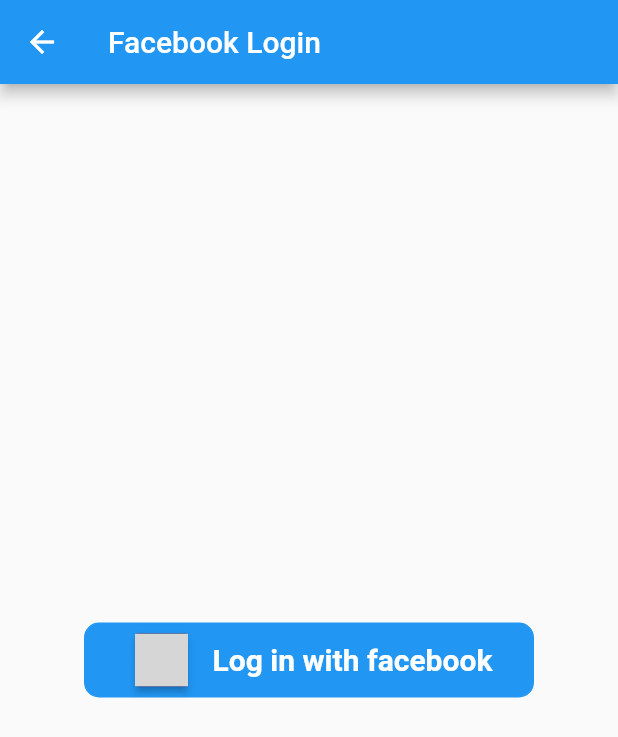
After one commit to dorstern3/LoginUser-App, a Flutter app: the FacebookLogin screen opened directly, after a tap on "Log in with facebook", on a phone screen of 412 x 824 dp. The commit adds this screen. Shown: the top 737 px of the screen. Run offline on Flutter 3.47's test engine with Material 2 defaults, Android fonts, the phone set to English and light mode, and no system bars; our stand-ins replace cloud_firestore, firebase_auth, firebase_core, flutter_signin_button; missing offline and left inert: flutter_facebook_auth; accounts and stored records are empty; network calls fail; grey boxes are pictures that could not be loaded.

Commit message:
facebook

```diff
--- /dev/null
+++ b/user/lib/facebookLogin.dart
@@ -0,0 +1,183 @@
+// import 'package:flutter/material.dart';
+// import 'package:flutter/src/widgets/container.dart';
+// import 'package:flutter/src/widgets/framework.dart';
+// import 'package:flutter_facebook_auth/flutter_facebook_auth.dart';
+// import 'package:cached_network_image/cached_network_image.dart';
+
+// class facebook extends StatefulWidget {
+//   const facebook({super.key});
+
+
+
+//   @override
+//   State<facebook> createState() => _facebookState();
+// }
+
+// class _facebookState extends State<facebook> {
+
+//  bool _isLoggedIn = false;
+//   Map _userObj = {};
+
+//   @override
+//   Widget build(BuildContext context) {
+//     return Scaffold(
+//       appBar: AppBar(
+//         title: Text("DBestech"),
+//       ),
+//       body: Container(
+//         width: MediaQuery.of(context).size.width,
+//         child: _isLoggedIn
+//             ? Column(
+//           crossAxisAlignment: CrossAxisAlignment.center,
+//           mainAxisAlignment: MainAxisAlignment.center,
+//           children: [
+//             CachedNetworkImage(
+//               height: 200,
+//               width: 200,
+//               fit: BoxFit.cover,
+//               imageUrl:_userObj["picture"]["data"]["url"],
+//               errorWidget: (context, url, error) => Icon(Icons.error_outline),
+//             ),
+//            Image.network(_userObj["picture"]["data"]["url"]),
+//             Text(_userObj["name"]),
+//             Text(_userObj["email"]),
+//             TextButton(
+//                 onPressed: () {
+//                   FacebookAuth.instance.logOut().then((value) {
+//                     setState(() {
+//                       _isLoggedIn = false;
+//                       _userObj = {};
+//                     });
+//                   });
+//                 },
+//                 child: Text("Logout"))
+//           ],
+//         )
+//             : Center(
+//           child: ElevatedButton(
+//             child: Text("Login with Facebook"),
+//             onPressed: () async {
+//               FacebookAuth.instance.login(
+//                   permissions: ["public_profile", "email"]).then((value) {
+//                 FacebookAuth.instance.getUserData().then((userData) async {
+
+//                   setState(() {
+//                     _isLoggedIn = true;
+//                     _userObj = userData;
+//                   });
+//                 });
+//               });
+//             },
+//           ),
+//         ),
+//       ),
+//     );
+//   }
+// }
+
+import 'package:firebase_auth/firebase_auth.dart';
+import 'package:flutter/material.dart';
+import 'package:flutter_facebook_auth/flutter_facebook_auth.dart';
+import 'package:flutter_signin_button/flutter_signin_button.dart';
+import 'dart:convert';
+import 'package:http/http.dart' as http;
+import 'package:user/screen/home.dart';
+
+
+class FacebookLogin extends StatefulWidget {
+  const FacebookLogin({Key? key}) : super(key: key);
+
+  @override
+  _FacebookLoginState createState() => _FacebookLoginState();
+}
+
+class _FacebookLoginState extends State<FacebookLogin> {
+
+  @override
+  Widget build(BuildContext context) {
+    return  Scaffold(
+        appBar: AppBar(
+          title: const Text(
+            "Facebook Login",
+            style: TextStyle(color: Colors.white),
+          ),
+        ),
+        body: Center(
+          child:   _displayLoginButton(),
+        ),
+    );
+  }
+
+  _displayLoginButton() {
+    return GestureDetector(
+      onTap: (){
+        signInWithFacebook();
+      },
+      child: Container(
+        width: 300,
+        decoration: BoxDecoration(
+            border: Border.all(
+              color: Colors.blue,
+            ),
+            borderRadius: BorderRadius.circular(10),
+            color: Colors.blue
+        ),
+
+        child: Row(
+          mainAxisAlignment: MainAxisAlignment.center,
+          crossAxisAlignment: CrossAxisAlignment.center,
+          children: [
+            SignInButton(
+              Buttons.Facebook,
+              text: "Log in with facebook",
+              mini: true,
+              onPressed: () {
+                signInWithFacebook();
+              },
+            ),
+            const Text("  Log in with facebook",style: TextStyle(fontWeight: FontWeight.bold,color: Colors.white,fontSize: 20),),
+          ],
+        ),
+      ),
+    );
+  }
+  void signInWithFacebook() async {
+    try {
+      final LoginResult result = await FacebookAuth.instance.login(permissions: (['email', 'public_profile']));
+      final token = result.accessToken!.token;
+      print('Facebook token userID : ${result.accessToken!.grantedPermissions}');
+      final graphResponse = await http.get(Uri.parse( 'https://graph.facebook.com/'
+          'v2.12/me?fields=name,first_name,last_name,email&access_token=${token}'));
+
+      final profile = jsonDecode(graphResponse.body);
+      print("Profile is equal to $profile");
+      try {
+        final AuthCredential facebookCredential = FacebookAuthProvider.credential(result.accessToken!.token);
+        final userCredential = await FirebaseAuth.instance.signInWithCredential(facebookCredential);
+        Navigator.push(
+          context,
+          MaterialPageRoute(builder: (context) => const home()),
+        );
+      }catch(e)
+    {
+      final snackBar = SnackBar(
+        margin: const EdgeInsets.all(20),
+        behavior: SnackBarBehavior.floating,
+        content:  Text(e.toString()),
+        backgroundColor: (Colors.redAccent),
+        action: SnackBarAction(
+          label: 'dismiss',
+          onPressed: () {
+          },
+        ),
+      );
+      ScaffoldMessenger.of(context).showSnackBar(snackBar);
+    }
+
+    } catch (e) {
+      print("error occurred");
+      print(e.toString());
+    }
+  }
+
+}
--- a/user/pubspec.yaml
+++ b/user/pubspec.yaml
@@ -41,7 +41,10 @@
   firebase_core: ^2.1.1
   firebase_storage: ^11.0.3
   flutter_signin_button: ^2.0.0
+  # facebook
   flutter_facebook_auth: ^5.0.6
+  flutter_secure_storage: ^6.0.0
+  cached_network_image: ^3.2.2
 
 
 dev_dependencies:
```
Also changed, not shown: user/lib/facebook.dart (deleted, +0 -104 lines), user/lib/screen/login.dart (+7 -1 lines), user/lib/googleLogin.dart (added), user/pubspec.lock, 4 other files.
